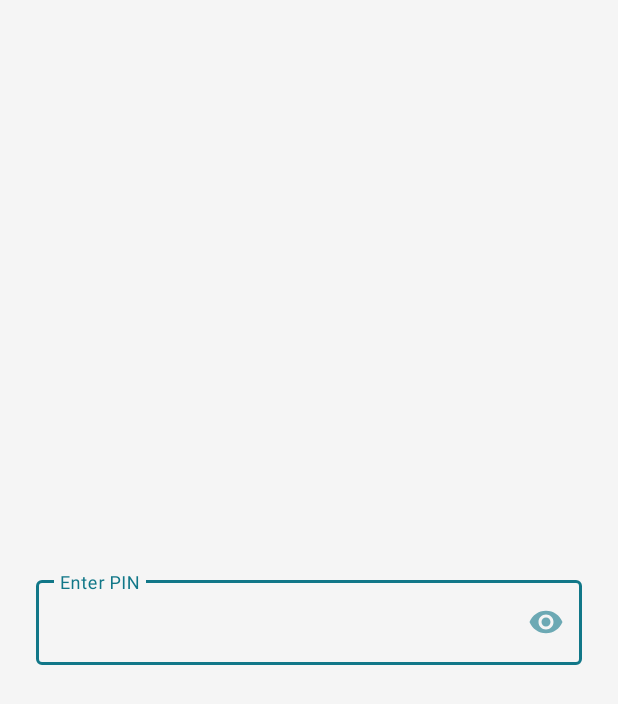
After one commit to AktivCo/rutoken-demoshift-android, an Android app: the layout dialog_fragment_pin.xml on its own in the app's theme, with its tools: preview values and no code run, on a phone screen of 412 x 824 dp. The commit adds this screen. Shown: the top 704 px of the screen. Run offline under Robolectric (Android 15) with nearby library versions, the phone set to English and light mode, and no system bars.

Commit message:
Add PIN input dialog
For now it does not have any logic. It simply passes the result to it's parent.

```diff
--- a/app/build.gradle
+++ b/app/build.gradle
@@ -61,7 +61,7 @@ dependencies {
     implementation 'androidx.recyclerview:recyclerview:1.1.0'
     implementation 'androidx.navigation:navigation-fragment-ktx:2.2.2'
     implementation 'androidx.navigation:navigation-ui-ktx:2.2.2'
-    implementation 'androidx.fragment:fragment-ktx:1.2.4'
+    implementation 'androidx.fragment:fragment-ktx:1.3.0-alpha05'
     implementation 'androidx.lifecycle:lifecycle-common-java8:2.2.0'
     implementation 'com.google.android.material:material:1.1.0'
     implementation 'com.google.guava:guava:29.0-android'
--- a/app/src/main/java/ru/rutoken/demoshift/koin/KoinModule.kt
+++ b/app/src/main/java/ru/rutoken/demoshift/koin/KoinModule.kt
@@ -1,15 +1,12 @@
 package ru.rutoken.demoshift.koin
 
-import org.koin.androidx.viewmodel.dsl.viewModel
 import org.koin.dsl.bind
 import org.koin.dsl.module
 import ru.rutoken.demoshift.pkcs11.RtPkcs11Module
 import ru.rutoken.demoshift.tokenmanager.TokenManager
-import ru.rutoken.demoshift.ui.pin.PinViewModel
 import ru.rutoken.pkcs11wrapper.main.Pkcs11Module
 
 val koinModule = module {
     single { RtPkcs11Module() } bind Pkcs11Module::class
     single { TokenManager(get()) }
-    viewModel { PinViewModel(get()) }
 }
--- /dev/null
+++ b/app/src/main/res/color/dialog_button_color_selector.xml
@@ -0,0 +1,5 @@
+<?xml version="1.0" encoding="utf-8"?>
+<selector xmlns:android="http://schemas.android.com/apk/res/android">
+    <item android:state_enabled="false" android:alpha=".4" android:color="@color/rutokenBlue" />
+    <item android:color="@color/rutokenBlue"/>
+</selector>
--- /dev/null
+++ b/app/src/main/res/drawable/cursor.xml
@@ -0,0 +1,5 @@
+<?xml version="1.0" encoding="utf-8"?>
+<shape xmlns:android="http://schemas.android.com/apk/res/android">
+    <size android:width="2dp" />
+    <solid android:color="@color/rutokenBlue"/>
+</shape>
--- /dev/null
+++ b/app/src/main/res/layout/dialog_fragment_pin.xml
@@ -0,0 +1,31 @@
+<?xml version="1.0" encoding="utf-8"?>
+<androidx.constraintlayout.widget.ConstraintLayout xmlns:android="http://schemas.android.com/apk/res/android"
+    xmlns:app="http://schemas.android.com/apk/res-auto"
+    xmlns:tools="http://schemas.android.com/tools"
+    android:id="@+id/constraintLayout"
+    android:layout_width="match_parent"
+    android:layout_height="match_parent"
+    tools:context=".ui.pin.PinDialogFragment"
+    android:padding="@dimen/dialog_spacing">
+
+    <com.google.android.material.textfield.TextInputLayout
+        android:id="@+id/pinInputLayout"
+        android:layout_width="match_parent"
+        android:layout_height="wrap_content"
+        android:hint="@string/pin_hint"
+        app:layout_constraintBottom_toBottomOf="parent"
+        app:layout_constraintLeft_toLeftOf="parent"
+        app:layout_constraintRight_toRightOf="parent"
+        app:layout_constraintTop_toTopOf="parent"
+        app:endIconMode="password_toggle">
+
+        <com.google.android.material.textfield.TextInputEditText
+            android:id="@+id/pinEditText"
+            android:layout_width="match_parent"
+            android:layout_height="wrap_content"
+            android:inputType="textPassword"
+            />
+
+    </com.google.android.material.textfield.TextInputLayout>
+
+</androidx.constraintlayout.widget.ConstraintLayout>
--- a/app/src/main/res/values/dimens.xml
+++ b/app/src/main/res/values/dimens.xml
@@ -1,3 +1,4 @@
 <resources>
     <dimen name="default_spacing">8dp</dimen>
+    <dimen name="dialog_spacing">24dp</dimen>
 </resources>
--- a/app/src/main/res/values/strings.xml
+++ b/app/src/main/res/values/strings.xml
@@ -12,4 +12,6 @@
     <string name="copy_text">Copy</string>
     <string name="error_text">Error</string>
     <string name="add_user">Add user</string>
+    <string name="pin_hint">Enter PIN</string>
+    <string name="pin_continue">Continue</string>
 </resources>
--- a/app/src/main/res/values/styles.xml
+++ b/app/src/main/res/values/styles.xml
@@ -10,5 +10,26 @@
         <item name="colorOnSurface">@color/rutokenBlue</item>
         <item name="android:colorBackground">@color/rutokenGray</item>
         <item name="android:statusBarColor">@color/rutokenRed</item>
+        <item name="textInputStyle">@style/TextInputLayoutTheme</item>
+        <item name="materialAlertDialogTheme">@style/DialogTheme</item>
+        <item name="android:textCursorDrawable">@drawable/cursor</item>
+    </style>
+
+    <style name="DialogTheme" parent="ThemeOverlay.MaterialComponents.Dialog.Alert">
+        <item name="buttonBarNegativeButtonStyle">@style/NegativeButtonStyle</item>
+        <item name="buttonBarPositiveButtonStyle">@style/PositiveButtonStyle</item>
+    </style>
+
+    <style name="NegativeButtonStyle" parent="Widget.MaterialComponents.Button.TextButton.Dialog">
+        <item name="android:textColor">#888888</item>
+    </style>
+
+    <style name="PositiveButtonStyle" parent="Widget.MaterialComponents.Button.TextButton.Dialog">
+        <item name="android:textColor">@color/dialog_button_color_selector</item>
+    </style>
+
+    <style name="TextInputLayoutTheme" parent="Widget.MaterialComponents.TextInputLayout.OutlinedBox">
+        <item name="boxStrokeColor">@color/rutokenBlue</item>
+        <item name="hintTextColor">@color/rutokenBlue</item>
     </style>
 </resources>
```
Also changed, not shown: app/src/main/java/ru/rutoken/demoshift/ui/pin/PinDialogFragment.kt (added, +49 -0 lines), app/src/main/java/ru/rutoken/demoshift/ui/pin/PinFragment.kt (deleted, +0 -42 lines), app/src/main/java/ru/rutoken/demoshift/ui/pin/PinViewModel.kt (deleted, +0 -36 lines), app/src/main/java/ru/rutoken/demoshift/ui/sign/SignFragment.kt (+14 -1 lines), app/src/main/java/ru/rutoken/demoshift/ui/userlist/UserListFragment.kt (+15 -2 lines), app/src/main/res/layout/fragment_pin.xml (deleted, +0 -31 lines), app/src/main/res/navigation/app_navigation.xml (+0 -14 lines), 1 other file.
